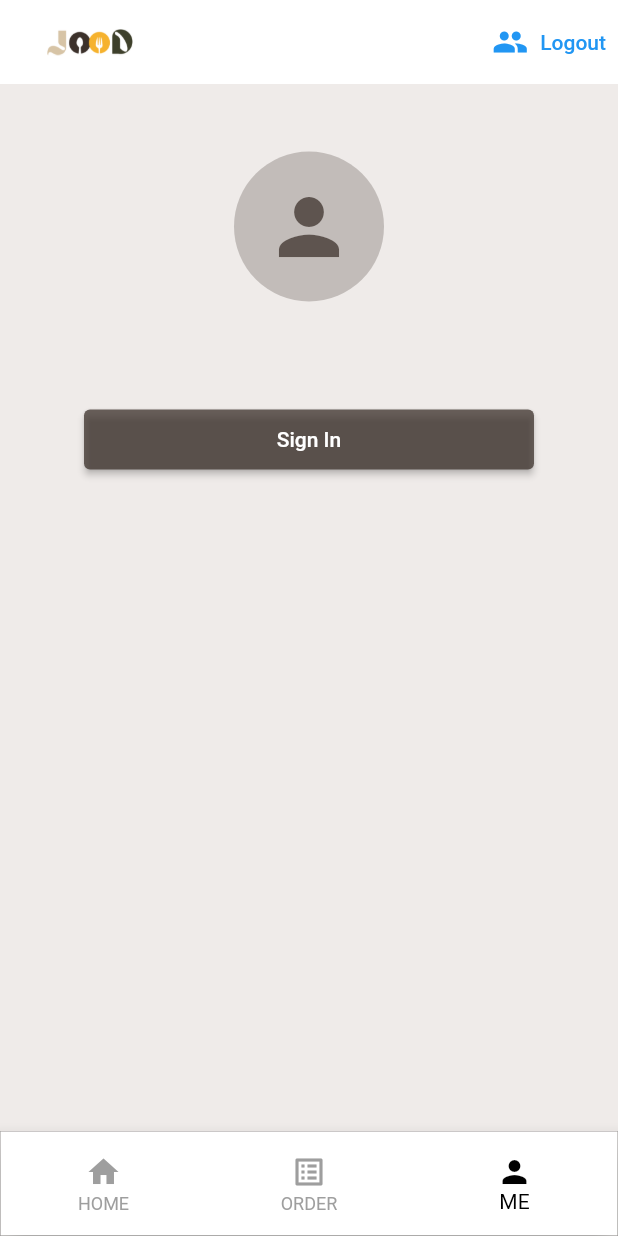
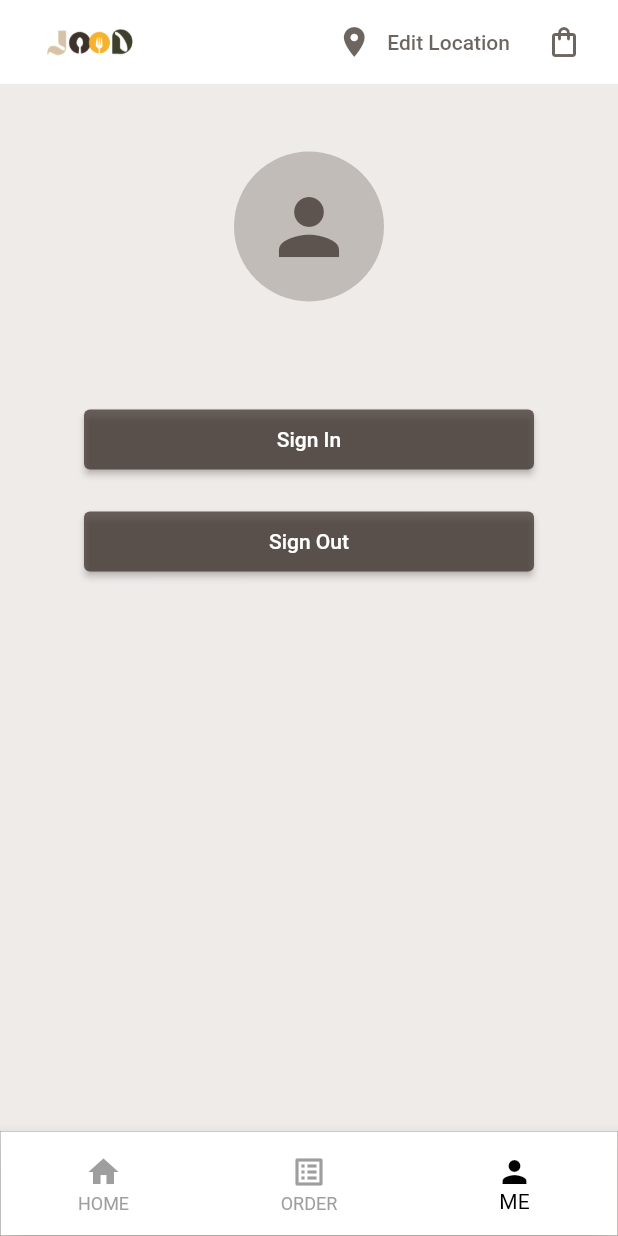
Before and after one commit to zengchai/Jood, a Flutter app: the screen it shows once a user with an empty profile is signed in, item 3 of the bottom bar chosen, on a phone screen of 412 x 824 dp. Run offline on Flutter 3.47's test engine with Material 2 defaults, Android fonts, the phone set to English and light mode, and no system bars; our stand-ins replace cloud_firestore, firebase_auth, firebase_core, flutter_spinkit; accounts and stored records are empty.

Commit message:
forth update

```diff
--- a/lib/main.dart
+++ b/lib/main.dart
@@ -8,6 +8,7 @@ import 'package:jood/pages/authenticate/sign_in.dart';
 import 'package:jood/pages/home/home.dart';
 import 'package:jood/pages/payment/payment.dart';
 import 'package:jood/pages/profile/profile.dart';
+import 'package:jood/pages/shoppingcart/cart.dart';
 import 'package:jood/pages/wrapper.dart';
 import 'package:jood/services/auth.dart';
 import 'package:provider/provider.dart';
@@ -33,6 +34,8 @@ class MyApp extends StatelessWidget {
           '/home': (context) => Home(),
           '/signin': (context) => SignIn(),
           '/signup': (context) => Register(),
+          '/cart': (context) => Cart(),
+
 
         },
         home: Wrapper(),
--- a/lib/pages/home/home.dart
+++ b/lib/pages/home/home.dart
@@ -1,6 +1,6 @@
 import 'package:flutter/material.dart';
 import 'package:jood/models/userprofile.dart';
-import 'package:jood/pages/home/profiledetail.dart';
+import 'package:jood/pages/home/addressForm.dart';
 import 'package:jood/pages/payment/payment.dart';
 import 'package:jood/services/auth.dart';
 import 'package:jood/services/database.dart';
@@ -18,7 +18,6 @@ class Home extends StatefulWidget {
 }
 
 class _HomeState extends State<Home> {
-  final AuthService _auth = AuthService();
 
   int _selectedIndex = 0;
 
@@ -30,6 +29,16 @@ class _HomeState extends State<Home> {
 
   @override
   Widget build(BuildContext context) {
+    void _showPanel(){
+      showModalBottomSheet(
+          context: context,
+          builder: (context){
+            return Container(
+              padding: EdgeInsets.symmetric(vertical: 20,horizontal: 20),
+              child: addressForm(),
+            );
+          });
+    }
     final currentUser = Provider.of<AppUsers?>(context);
     return StreamProvider<UserProfile>.value(
       value: DatabaseService(uid: currentUser!.uid).useraccount,
@@ -49,12 +58,29 @@ class _HomeState extends State<Home> {
           backgroundColor: Colors.white,
           elevation: 0.0,
           actions: <Widget>[
+            TextButton(
+                onPressed: () => _showPanel(),
+                child: Row(
+                  children: [
+                    Icon(
+                      Icons.location_on,
+                      color: Color(0xFF3C312B).withOpacity(0.75),
+                    ),
+                    SizedBox(width: 10,),
+                    Text('Edit Location',
+                      style: TextStyle(
+                        color: Color(0xFF3C312B).withOpacity(0.75),
+                      ),),
+                  ],
+                )),
             TextButton.icon(
                 onPressed: () async {
-                  await _auth.signOut();
+                  await Navigator.pushNamed(context, '/cart');
                 },
-                icon: Icon(Icons.people),
-                label: Text('Logout'))
+                icon: Icon(Icons.shopping_bag_outlined,
+                  color: Color(0xFF3C312B).withOpacity(0.75),
+                ),
+                label: Text(''))
           ],
         ),
         body: IndexedStack(
--- a/lib/pages/profile/profile.dart
+++ b/lib/pages/profile/profile.dart
@@ -2,6 +2,7 @@ import 'package:flutter/material.dart';
 import 'package:provider/provider.dart';
 
 import '../../models/userprofile.dart';
+import '../../services/auth.dart';
 
 class ProfilePage extends StatefulWidget {
   const ProfilePage({Key? key}) : super(key: key);
@@ -11,6 +12,8 @@ class ProfilePage extends StatefulWidget {
 }
 
 class _PaymentState extends State<ProfilePage> {
+
+  final AuthService _auth = AuthService();
   @override
   Widget build(BuildContext context) {
     final profile = Provider.of<UserProfile>(context);
@@ -56,6 +59,21 @@ class _PaymentState extends State<ProfilePage> {
                       style: TextStyle(color: Colors.white),
                     ),
                   ),
+                  SizedBox(height: 20,),
+                  ElevatedButton(
+                    onPressed: () async{
+                      await _auth.signOut();
+                    },
+                    style: ButtonStyle(
+                      backgroundColor: MaterialStateProperty.all<Color>(Color(0xFF3C312B).withOpacity(0.75),),
+                      foregroundColor: MaterialStateProperty.all<Color>(Color(0xFFFFFFCC)),
+                      minimumSize: MaterialStateProperty.all<Size>(Size(300, 40)),
+                    ),
+                    child: Text(
+                      'Sign Out',
+                      style: TextStyle(color: Colors.white),
+                    ),
+                  ),
                 ],
               ),
             ),
```
Also changed, not shown: lib/pages/home/addressForm.dart (added, +72 -0 lines), lib/pages/home/profiledetail.dart (deleted, +0 -25 lines), lib/pages/shoppingcart/cart.dart (added, +22 -0 lines).
